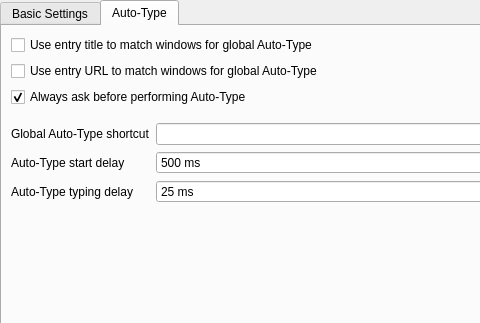
keepassxreboot/keepassxc, file src/gui/ApplicationSettingsWidgetGeneral.ui: the form before one commit; both pictures show x 0 to 480 and y 0 to 323 of the 684 by 1036 pixel window.
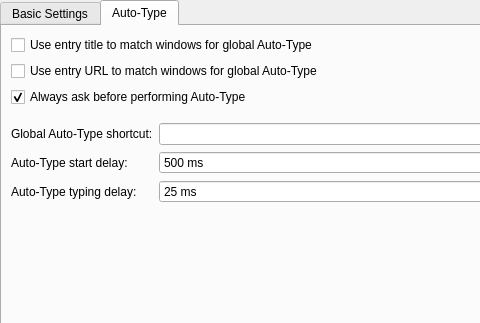
The form after the commit. The open tabs and pages were chosen to show the change. Custom widgets are drawn as their Qt base class.

Patch:
```diff
--- a/src/gui/ApplicationSettingsWidgetGeneral.ui
+++ b/src/gui/ApplicationSettingsWidgetGeneral.ui
@@ -806,7 +806,7 @@
          <item row="1" column="0">
           <widget class="QLabel" name="autoTypeShortcutLabel">
            <property name="text">
-            <string>Global Auto-Type shortcut</string>
+            <string>Global Auto-Type shortcut:</string>
            </property>
           </widget>
          </item>
@@ -826,7 +826,7 @@
          <item row="3" column="0">
           <widget class="QLabel" name="autoTypeDelayLabel">
            <property name="text">
-            <string>Auto-Type typing delay</string>
+            <string>Auto-Type typing delay:</string>
            </property>
           </widget>
          </item>
@@ -858,7 +858,7 @@
          <item row="2" column="0">
           <widget class="QLabel" name="autoTypeStartDelayLabel">
            <property name="text">
-            <string>Auto-Type start delay</string>
+            <string>Auto-Type start delay:</string>
            </property>
           </widget>
          </item>
```
Lines whose indentation alone changed are shown as unchanged.
